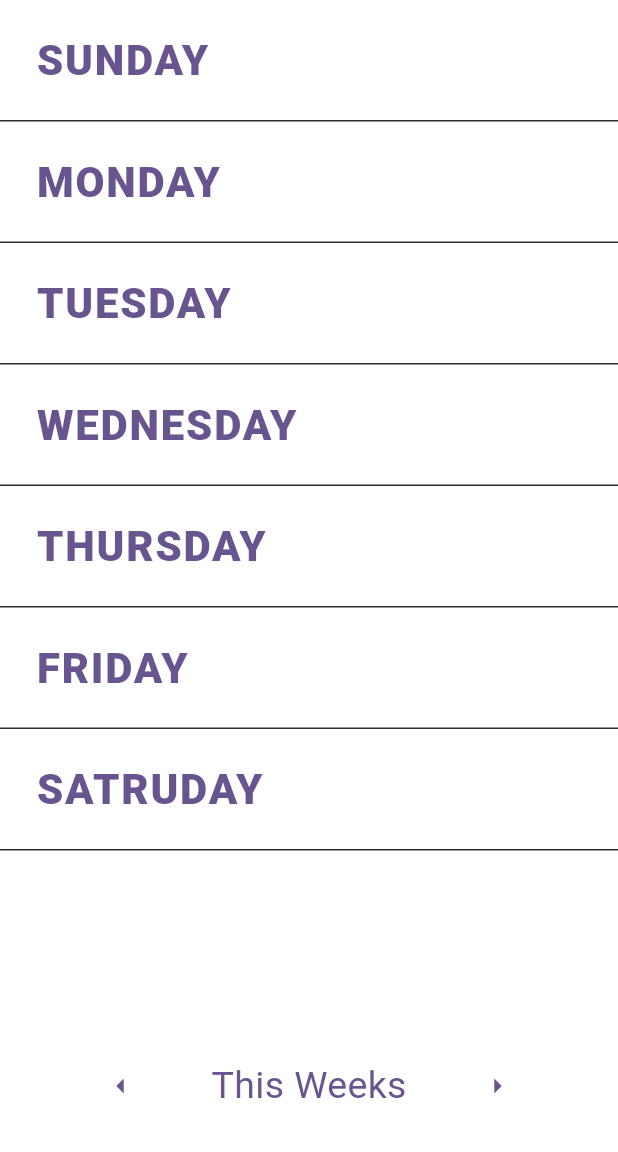
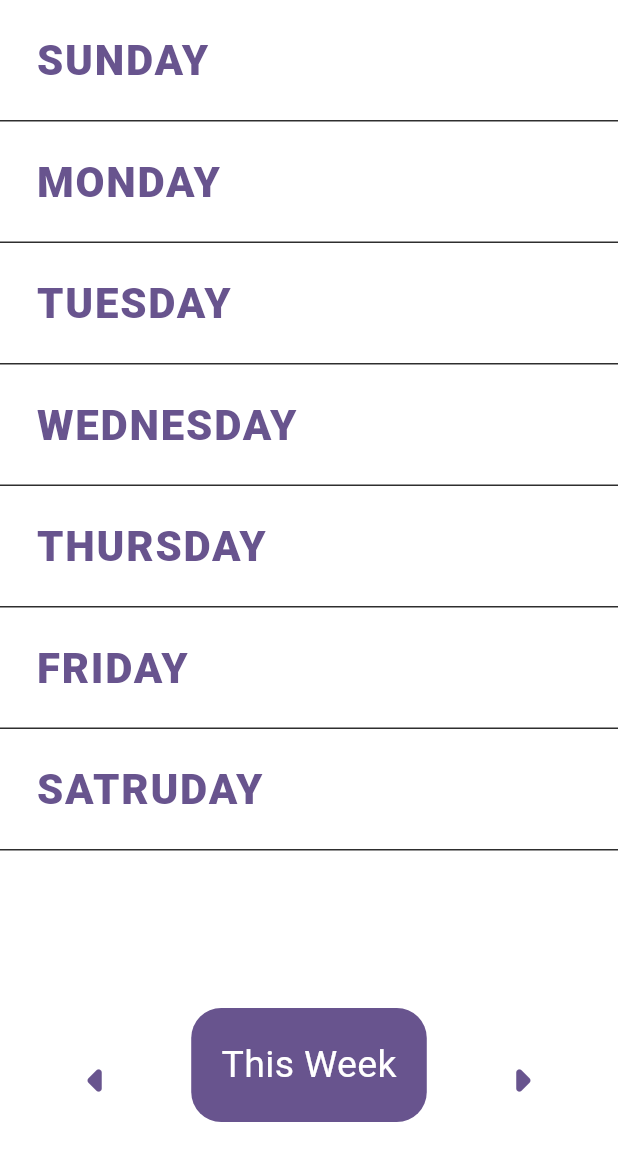
Before and after one commit to AmirulAiman/flutter_weekly, a Flutter app: the screen it shows once a user with an empty profile is signed in, on a phone screen of 412 x 824 dp, the part 84-1236 px from its top. Run offline on Flutter 3.47's test engine with Material 3 defaults, Android fonts, the phone set to English and light mode, and no system bars; our stand-ins replace firebase_auth, firebase_core, get, sqflite; accounts and stored records are empty.

Commit message:
feat: add bottom navigation

```diff
--- a/lib/core/utils/app_utils.dart
+++ b/lib/core/utils/app_utils.dart
@@ -11,11 +11,12 @@ class AppUtilities {
     return {"start": weekStart, "end": weekEnd};
   }
 
-  static String formattedDate(DateTime d) {
+  static String formattedDate(DateTime d, {bool? withTime = false}) {
     final months = AppStrings.monthFullNames;
     final h = d.hour > 12 ? d.hour - 12 : (d.hour == 0 ? 12 : d.hour);
     final m = d.minute.toString().padLeft(2, '0');
     final period = d.hour >= 12 ? 'pm' : 'am';
-    return '${months[d.month - 1]} ${d.day}, ${d.year}  —  $h:$m$period';
+    if (withTime == true) return '${months[d.month - 1]} ${d.day}, ${d.year}  —  $h:$m$period';
+    return '${months[d.month - 1]} ${d.day}, ${d.year}';
   }
 }
--- a/lib/features/home/controllers/home_controller.dart
+++ b/lib/features/home/controllers/home_controller.dart
@@ -61,6 +61,39 @@ class HomeController extends GetxController {
     }
   }
 
+  void prevWeek() {
+    currentDate.value = currentDate.value.subtract(const Duration(days: 7));
+    fetchTasks();
+  }
+
+  void nextWeek() {
+    currentDate.value = currentDate.value.add(const Duration(days: 7));
+    fetchTasks();
+  }
+
+  void resetWeek() {
+    currentDate.value = DateTime.now();
+    fetchTasks();
+  }
+
+  bool get isCurrentWeek {
+    final now = DateTime.now();
+    final startOfCurrentWeek = now.subtract(Duration(days: now.weekday - 1));
+    final startOfSelectedWeek = currentDate.value.subtract(
+      Duration(days: currentDate.value.weekday - 1),
+    );
+    return DateUtils.isSameDay(startOfCurrentWeek, startOfSelectedWeek);
+  }
+
+  String get weekLabel {
+    if (isCurrentWeek) return 'This Week';
+    final start = currentDate.value.subtract(Duration(days: currentDate.value.weekday - 1));
+    final end = start.add(const Duration(days: 6));
+    return '${_fmt(start)} — ${_fmt(end)}';
+  }
+
+  String _fmt(DateTime d) => '${d.day}/${d.month}';
+
   //TODO: Need to debug, save to db not working
   Future<void> updateTask(DayTaskModel dayModel, TaskModel task) async {
     try {
--- a/lib/features/home/views/home_view.dart
+++ b/lib/features/home/views/home_view.dart
@@ -70,30 +70,49 @@ class HomeView extends GetView<HomeController> {
           itemBuilder: (context, index) => DayTaskTile(model: controller.tasks[index]),
         );
       }),
-      bottomNavigationBar: Container(
-        padding: EdgeInsets.symmetric(horizontal: 20, vertical: 20),
-        child: Row(
+      bottomNavigationBar: Obx(() {
+        return Row(
           mainAxisAlignment: MainAxisAlignment.spaceEvenly,
           children: [
             IconButton(
-              onPressed: () {
-                //TODO: Add function to navigate to next week
+              onPressed: controller.prevWeek,
+              icon: Icon(
+                Icons.arrow_left_rounded,
+                size: 50,
+                color: Theme.of(context).colorScheme.primary,
+              ),
+            ),
+            GestureDetector(
+              onTap: () {
+                if (controller.isCurrentWeek) {
+                  controller.resetWeek();
+                }
+                return;
               },
-              icon: Icon(Icons.arrow_left, size: 24, color: Theme.of(context).colorScheme.primary),
-            ),
-            Text(
-              'This Weeks',
-              style: TextStyle(color: Theme.of(context).colorScheme.primary, fontSize: 25),
+              child: Container(
+                decoration: BoxDecoration(
+                  borderRadius: BorderRadius.circular(20),
+                  color: Theme.of(context).colorScheme.primary,
+                ),
+                padding: const EdgeInsets.symmetric(horizontal: 20, vertical: 20),
+                margin: EdgeInsets.only(bottom: 20),
+                child: Text(
+                  controller.weekLabel,
+                  style: TextStyle(color: Theme.of(context).colorScheme.onPrimary, fontSize: 25),
+                ),
+              ),
             ),
             IconButton(
-              onPressed: () {
-                /// TODO: Add funciton to navigate to prev weeks
-              },
-              icon: Icon(Icons.arrow_right, size: 24, color: Theme.of(context).colorScheme.primary),
+              onPressed: controller.nextWeek,
+              icon: Icon(
+                Icons.arrow_right_rounded,
+                size: 50,
+                color: Theme.of(context).colorScheme.primary,
+              ),
             ),
           ],
-        ),
-      ),
+        );
+      }),
     );
   }
 }
```
